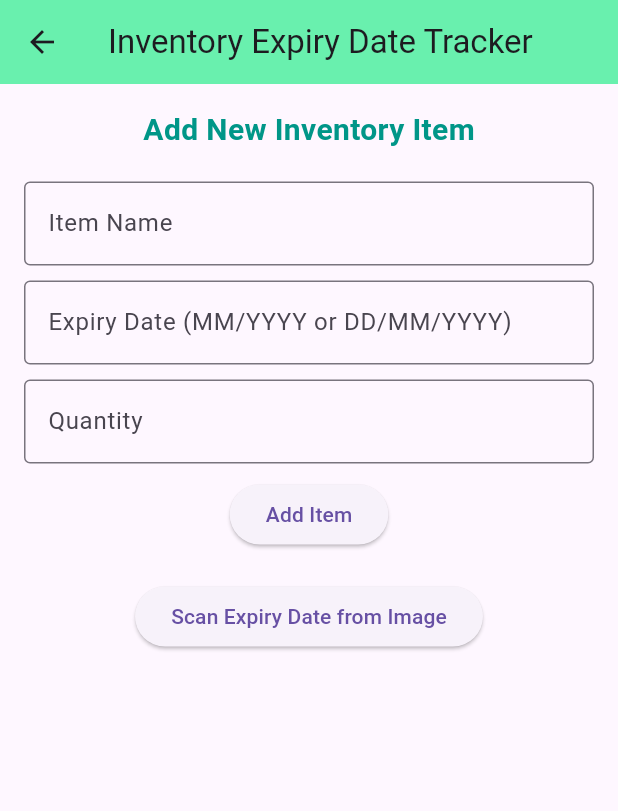
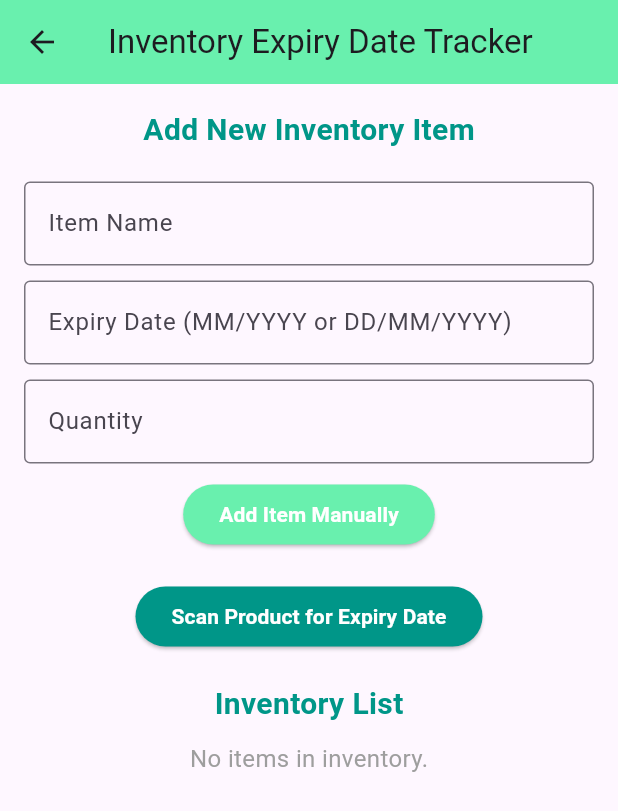
Before and after one commit to Tanisha2212/plswork, a Flutter app: the Inventory screen opened directly, on a phone screen of 412 x 824 dp. Shown: the top 811 px of the screen. Run offline on Flutter 3.47's test engine with Material 3 defaults, Android fonts, the phone set to English and light mode, and no system bars; our stand-ins replace image_picker; missing offline and left inert: google_mlkit_text_recognition.

Commit message:
kya ho raha hai
mujhe koi mardo

```diff
--- a/lib/screens/functions/inventory.dart
+++ b/lib/screens/functions/inventory.dart
@@ -2,16 +2,12 @@ import 'dart:io';
 import 'package:flutter/material.dart';
 import 'package:image_picker/image_picker.dart';
 import 'package:google_mlkit_text_recognition/google_mlkit_text_recognition.dart';
+// ignore: depend_on_referenced_packages
 import 'package:intl/intl.dart';
 
 class Inventory extends StatefulWidget {
   @override
   _InventoryState createState() => _InventoryState();
-
-  // Add a static method to get the inventory items
-  static List<Map<String, String>> getInventoryItems() {
-    return _InventoryState.inventoryList;
-  }
 }
 
 class _InventoryState extends State<Inventory> {
@@ -23,7 +19,7 @@ class _InventoryState extends State<Inventory> {
   final TextEditingController _manualExpiryController = TextEditingController();
   final TextEditingController _quantityController = TextEditingController();
 
-  static List<Map<String, String>> inventoryList = [];
+  List<Map<String, String>> _inventoryList = [];
 
   final ImagePicker _picker = ImagePicker();
 
@@ -83,6 +79,7 @@ class _InventoryState extends State<Inventory> {
     return null;
   }
 
+  // Parse multiple date formats
   DateTime? _parseDate(String dateStr) {
     List<String> formats = [
       'dd/MM/yyyy',
@@ -91,7 +88,7 @@ class _InventoryState extends State<Inventory> {
       'dd-MM-yyyy',
       'MM-yyyy',
       'yyyy-MM',
-      'MMMM yyyy'
+      'MMMM yyyy' // Format for month name (e.g., January 2023)
     ];
 
     for (String format in formats) {
@@ -105,6 +102,7 @@ class _InventoryState extends State<Inventory> {
     return null;
   }
 
+  // Prompt the user to enter the item name after expiry date detection
   Future<void> _promptItemName() async {
     await showDialog(
       context: context,
@@ -133,7 +131,7 @@ class _InventoryState extends State<Inventory> {
 
   void addManualItem() {
     setState(() {
-      inventoryList.add({
+      _inventoryList.add({
         "name": _itemNameController.text,
         "expiryDate": _manualExpiryController.text,
         "quantity": _quantityController.text,
@@ -147,7 +145,7 @@ class _InventoryState extends State<Inventory> {
   void addScannedItem() {
     setState(() {
       if (_expiryDate != null && _itemNameController.text.isNotEmpty) {
-        inventoryList.add({
+        _inventoryList.add({
           "name": _itemNameController.text,
           "expiryDate": _expiryDate!,
           "quantity": _quantityController.text,
@@ -162,7 +160,7 @@ class _InventoryState extends State<Inventory> {
 
   void deleteItem(int index) {
     setState(() {
-      inventoryList.removeAt(index);
+      _inventoryList.removeAt(index);
     });
   }
 
@@ -179,13 +177,11 @@ class _InventoryState extends State<Inventory> {
           children: [
             Text(
               'Add New Inventory Item',
-              style: TextStyle(
-                  fontSize: 20,
-                  fontWeight: FontWeight.bold,
-                  color: Colors.teal),
+              style: TextStyle(fontSize: 20, fontWeight: FontWeight.bold, color: Colors.teal),
             ),
             SizedBox(height: 20),
 
+            // Manual Entry Form
             TextField(
               controller: _itemNameController,
               decoration: InputDecoration(
@@ -208,35 +204,114 @@ class _InventoryState extends State<Inventory> {
                 labelText: 'Quantity',
                 border: OutlineInputBorder(),
               ),
+              keyboardType: TextInputType.number,
             ),
             SizedBox(height: 10),
             ElevatedButton(
               onPressed: addManualItem,
-              child: Text('Add Item'),
+              child: Text(
+                'Add Item Manually',
+                style: TextStyle(fontWeight: FontWeight.bold, color: Colors.white),
+              ),
+              style: ElevatedButton.styleFrom(
+                backgroundColor: Colors.greenAccent,
+              ),
+            ),
+            SizedBox(height: 20),
+
+            // Image Section
+            if (_image != null)
+              Column(
+                children: [
+                  Image.file(
+                    _image!,
+                    height: 200,
+                    width: double.infinity,
+                    fit: BoxFit.cover,
+                  ),
+                  SizedBox(height: 10),
+                ],
+              ),
+            if (_isLoading) CircularProgressIndicator(),
+            if (_expiryDate != null && !_isLoading)
+              Column(
+                children: [
+                  Text(
+                    'Detected Expiry Date: $_expiryDate',
+                    style: TextStyle(fontSize: 18, fontWeight: FontWeight.bold, color: Colors.teal),
+                  ),
+                  SizedBox(height: 10),
+                  ElevatedButton(
+                    onPressed: addScannedItem,
+                    child: Text(
+                      'Add Scanned Item',
+                      style: TextStyle(fontWeight: FontWeight.bold, color: Colors.white),
+                    ),
+                    style: ElevatedButton.styleFrom(
+                      backgroundColor: Colors.greenAccent,
+                    ),
+                  ),
+                  SizedBox(height: 20),
+                ],
+              ),
+
+            // Scan Button
+            ElevatedButton(
+              onPressed: pickImage,
+              child: Text(
+                'Scan Product for Expiry Date',
+                style: TextStyle(fontWeight: FontWeight.bold, color: Colors.white),
+              ),
+              style: ElevatedButton.styleFrom(
+                backgroundColor: Colors.teal,
+              ),
             ),
 
             SizedBox(height: 20),
-            ElevatedButton(
-              onPressed: pickImage,
-              child: Text('Scan Expiry Date from Image'),
+
+            // Inventory List in Table Form
+            Text(
+              'Inventory List',
+              style: TextStyle(fontSize: 20, fontWeight: FontWeight.bold, color: Colors.teal),
             ),
             SizedBox(height: 10),
 
-            // Display the inventory list
             Expanded(
-              child: ListView.builder(
-                itemCount: inventoryList.length,
-                itemBuilder: (context, index) {
-                  final item = inventoryList[index];
-                  return ListTile(
-                    title: Text('${item['name']} (Qty: ${item['quantity']})'),
-                    subtitle: Text('Expiry Date: ${item['expiryDate']}'),
-                    trailing: IconButton(
-                      icon: Icon(Icons.delete),
-                      onPressed: () => deleteItem(index),
-                    ),
-                  );
-                },
+              child: SingleChildScrollView(
+                child: _inventoryList.isEmpty
+                    ? Center(
+                        child: Text(
+                          'No items in inventory.',
+                          style: TextStyle(fontSize: 16, color: Colors.grey),
+                        ),
+                      )
+                    : DataTable(
+                        columns: [
+                          DataColumn(label: Text('Item Name', style: TextStyle(fontWeight: FontWeight.bold))),
+                          DataColumn(label: Text('Expiry Date', style: TextStyle(fontWeight: FontWeight.bold))),
+                          DataColumn(label: Text('Quantity', style: TextStyle(fontWeight: FontWeight.bold))),
+                          DataColumn(label: Text('Actions', style: TextStyle(fontWeight: FontWeight.bold))),
+                        ],
+                        rows: _inventoryList
+                            .asMap()
+                            .entries
+                            .map(
+                              (entry) => DataRow(
+                                cells: [
+                                  DataCell(Text(entry.value["name"] ?? "")),
+                                  DataCell(Text(entry.value["expiryDate"] ?? "")),
+                                  DataCell(Text(entry.value["quantity"] ?? "")),
+                                  DataCell(
+                                    IconButton(
+                                      icon: Icon(Icons.delete, color: Colors.red),
+                                      onPressed: () => deleteItem(entry.key),
+                                    ),
+                                  ),
+                                ],
+                              ),
+                            )
+                            .toList(),
+                      ),
               ),
             ),
           ],
--- a/lib/screens/functions/recipe_service.dart
+++ b/lib/screens/functions/recipe_service.dart
@@ -6,24 +6,21 @@ class RecipeService {
   final String applicationKey = 'e1c4a8971f2b361be3e61249db2b9033'; // Replace with your Application Key
 
   // This method fetches recipes based on a query string
-  Future<List<String>> searchRecipes(String query) async {
+  Future<List<dynamic>> searchRecipes(String query) async {
     final url =
         'https://api.edamam.com/search?q=$query&app_id=$applicationId&app_key=$applicationKey';
     final response = await http.get(Uri.parse(url));
 
     if (response.statusCode == 200) {
       final data = json.decode(response.body);
-      // Map the hits to a list of recipe names (or other relevant information)
-      return (data['hits'] as List)
-          .map((hit) => hit['recipe']['label'] as String)
-          .toList(); // Return the list of recipe labels
+      return data['hits']; // Return the list of recipe hits
     } else {
       throw Exception('Failed to load recipes');
     }
   }
 
   // This method fetches recipes based on a list of inventory items
-  Future<List<String>> suggestRecipes(List<String> inventory) async {
+  Future<List<dynamic>> suggestRecipes(List<String> inventory) async {
     final ingredients = inventory.join(','); // Join inventory items into a string
     return await searchRecipes(ingredients); // Use the searchRecipes method
   }
--- a/lib/screens/widget/category.dart
+++ b/lib/screens/widget/category.dart
@@ -32,7 +32,7 @@ class Category extends StatelessWidget {
             {
               'name': 'Recipe Suggestion',
               'icon': Icons.receipt,
-              'page': RecipeSuggestionsPage()
+              'page': Recipe()
             },
             {'name': 'Shop Nearby', 'icon': Icons.store, 'page': NearbyShop()},
             {'name': 'Ask AI', 'icon': Icons.list_alt, 'page': DoubtsAi},
--- a/pubspec.yaml
+++ b/pubspec.yaml
@@ -35,6 +35,7 @@ dependencies:
   http: ^1.2.2
   intl: ^0.18.0
   chat_gpt_sdk: ^3.1.0
+  dash_chat_2: ^0.0.18
 
 
 
```
Also changed, not shown: lib/screens/functions/doubts_ai.dart (+13 -1 lines), lib/screens/functions/recipe.dart (+60 -67 lines), pubspec.lock, 6 other files.
